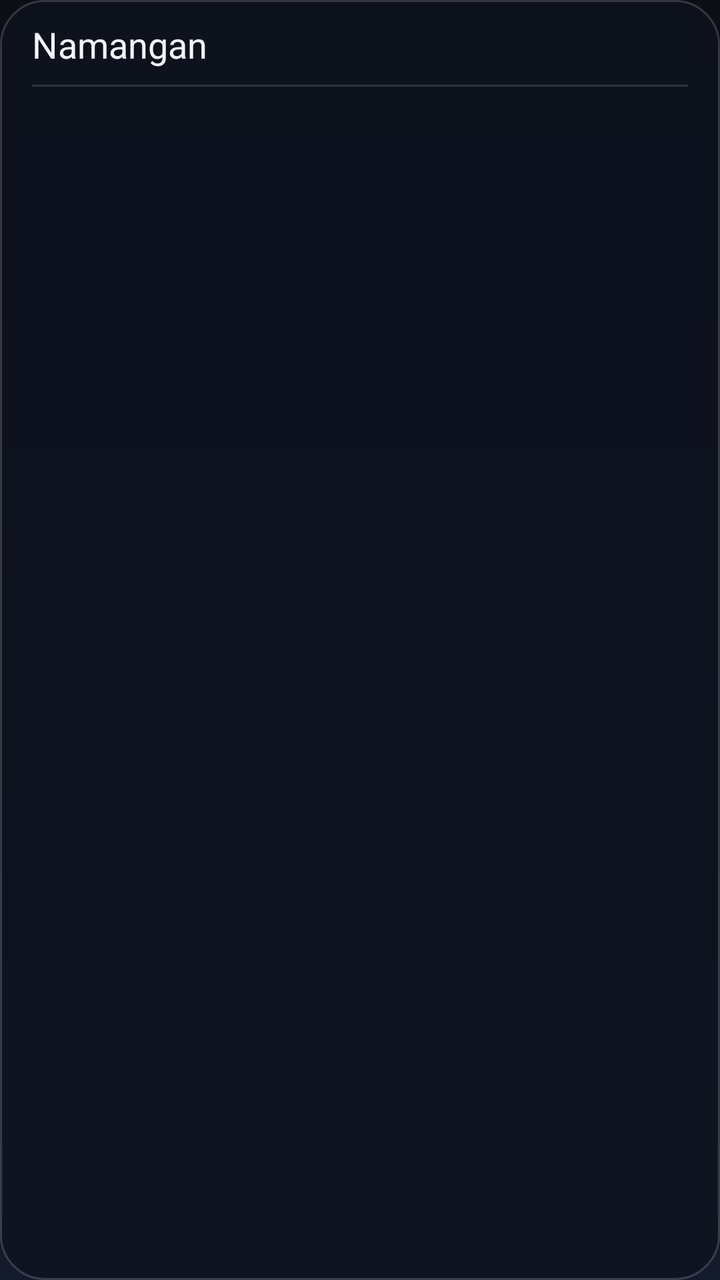
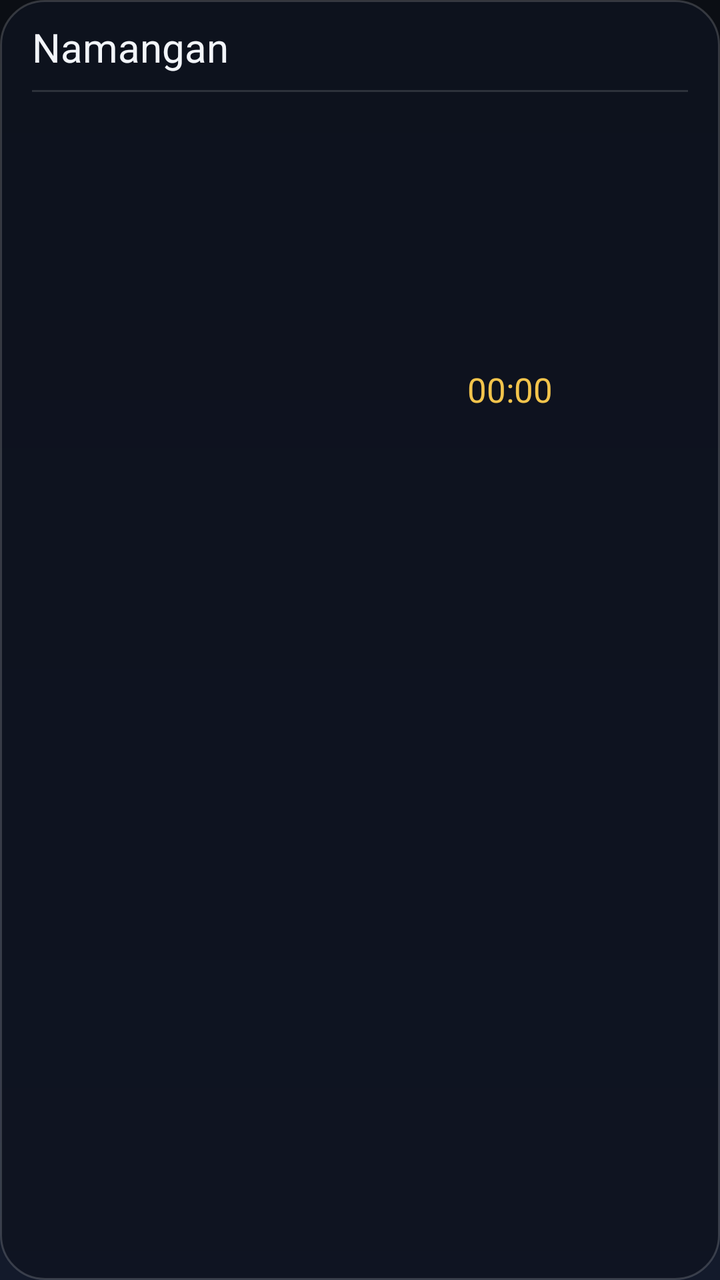

Before-and-after screenshots of an Android layout around one commit, followed by the original layout XML and the change that was made.
<!-- AndroidManifest.xml: application theme Theme.NamozVaqti -->
<!-- res/layout/widget_prayer.xml -->
<?xml version="1.0" encoding="utf-8"?>
<LinearLayout xmlns:android="http://schemas.android.com/apk/res/android"
    android:id="@+id/widget_root"
    android:layout_width="match_parent"
    android:layout_height="match_parent"
    android:background="@drawable/widget_bg"
    android:orientation="vertical"
    android:paddingLeft="16dp"
    android:paddingRight="16dp"
    android:paddingTop="10dp"
    android:paddingBottom="10dp">

    
    <LinearLayout
        android:layout_width="match_parent"
        android:layout_height="wrap_content"
        android:gravity="center_vertical"
        android:orientation="horizontal">

        <TextView
            android:layout_width="0dp"
            android:layout_height="wrap_content"
            android:layout_weight="1"
            android:text="@string/city"
            android:textColor="@color/text_primary"
            android:textSize="18sp" />

        <TextView
            android:id="@+id/tvWDate"
            android:layout_width="wrap_content"
            android:layout_height="wrap_content"
            android:textColor="@color/text_secondary"
            android:textSize="12sp" />
    </LinearLayout>

    
    <ImageView
        android:layout_width="match_parent"
        android:layout_height="1dp"
        android:layout_marginTop="8dp"
        android:layout_marginBottom="4dp"
        android:background="#22FFFFFF"
        android:importantForAccessibility="no" />

    
    <LinearLayout android:id="@+id/row0" android:layout_width="match_parent" android:layout_height="wrap_content" android:gravity="center_vertical" android:orientation="horizontal" android:paddingLeft="8dp" android:paddingRight="8dp" android:paddingTop="4dp" android:paddingBottom="4dp">
        <ImageView android:id="@+id/ic0" android:layout_width="22dp" android:layout_height="22dp" android:layout_marginEnd="12dp" android:importantForAccessibility="no" />
        <TextView android:id="@+id/nm0" android:layout_width="0dp" android:layout_height="wrap_content" android:layout_weight="1" android:textColor="@color/text_primary" android:textSize="23sp" />
        <TextView android:id="@+id/tm0" android:layout_width="wrap_content" android:layout_height="wrap_content" android:textColor="@color/text_primary" android:textSize="23sp" />
    </LinearLayout>

    <LinearLayout android:id="@+id/row1" android:layout_width="match_parent" android:layout_height="wrap_content" android:gravity="center_vertical" android:orientation="horizontal" android:paddingLeft="8dp" android:paddingRight="8dp" android:paddingTop="4dp" android:paddingBottom="4dp">
        <ImageView android:id="@+id/ic1" android:layout_width="22dp" android:layout_height="22dp" android:layout_marginEnd="12dp" android:importantForAccessibility="no" />
        <TextView android:id="@+id/nm1" android:layout_width="0dp" android:layout_height="wrap_content" android:layout_weight="1" android:textColor="@color/text_primary" android:textSize="23sp" />
        <TextView android:id="@+id/tm1" android:layout_width="wrap_content" android:layout_height="wrap_content" android:textColor="@color/text_primary" android:textSize="23sp" />
    </LinearLayout>

    <LinearLayout android:id="@+id/row2" android:layout_width="match_parent" android:layout_height="wrap_content" android:gravity="center_vertical" android:orientation="horizontal" android:paddingLeft="8dp" android:paddingRight="8dp" android:paddingTop="4dp" android:paddingBottom="4dp">
        <ImageView android:id="@+id/ic2" android:layout_width="22dp" android:layout_height="22dp" android:layout_marginEnd="12dp" android:importantForAccessibility="no" />
        <TextView android:id="@+id/nm2" android:layout_width="0dp" android:layout_height="wrap_content" android:layout_weight="1" android:textColor="@color/text_primary" android:textSize="23sp" />
        <TextView android:id="@+id/tm2" android:layout_width="wrap_content" android:layout_height="wrap_content" android:textColor="@color/text_primary" android:textSize="23sp" />
    </LinearLayout>

    <LinearLayout android:id="@+id/row3" android:layout_width="match_parent" android:layout_height="wrap_content" android:gravity="center_vertical" android:orientation="horizontal" android:paddingLeft="8dp" android:paddingRight="8dp" android:paddingTop="4dp" android:paddingBottom="4dp">
        <ImageView android:id="@+id/ic3" android:layout_width="22dp" android:layout_height="22dp" android:layout_marginEnd="12dp" android:importantForAccessibility="no" />
        <TextView android:id="@+id/nm3" android:layout_width="0dp" android:layout_height="wrap_content" android:layout_weight="1" android:textColor="@color/text_primary" android:textSize="23sp" />
        <TextView android:id="@+id/tm3" android:layout_width="wrap_content" android:layout_height="wrap_content" android:textColor="@color/text_primary" android:textSize="23sp" />
    </LinearLayout>

    <LinearLayout android:id="@+id/row4" android:layout_width="match_parent" android:layout_height="wrap_content" android:gravity="center_vertical" android:orientation="horizontal" android:paddingLeft="8dp" android:paddingRight="8dp" android:paddingTop="4dp" android:paddingBottom="4dp">
        <ImageView android:id="@+id/ic4" android:layout_width="22dp" android:layout_height="22dp" android:layout_marginEnd="12dp" android:importantForAccessibility="no" />
        <TextView android:id="@+id/nm4" android:layout_width="0dp" android:layout_height="wrap_content" android:layout_weight="1" android:textColor="@color/text_primary" android:textSize="23sp" />
        <TextView android:id="@+id/tm4" android:layout_width="wrap_content" android:layout_height="wrap_content" android:textColor="@color/text_primary" android:textSize="23sp" />
    </LinearLayout>

    <LinearLayout android:id="@+id/row5" android:layout_width="match_parent" android:layout_height="wrap_content" android:gravity="center_vertical" android:orientation="horizontal" android:paddingLeft="8dp" android:paddingRight="8dp" android:paddingTop="4dp" android:paddingBottom="4dp">
        <ImageView android:id="@+id/ic5" android:layout_width="22dp" android:layout_height="22dp" android:layout_marginEnd="12dp" android:importantForAccessibility="no" />
        <TextView android:id="@+id/nm5" android:layout_width="0dp" android:layout_height="wrap_content" android:layout_weight="1" android:textColor="@color/text_primary" android:textSize="23sp" />
        <TextView android:id="@+id/tm5" android:layout_width="wrap_content" android:layout_height="wrap_content" android:textColor="@color/text_primary" android:textSize="23sp" />
    </LinearLayout>
</LinearLayout>
<!-- resources referenced by this layout -->
<resources>
  <color name="text_primary">#FFF2F5FA</color>
  <color name="text_secondary">#FF8A93A6</color>
  <!-- drawable widget_bg (drawable) -->
  <?xml version="1.0" encoding="utf-8"?>
  <shape xmlns:android="http://schemas.android.com/apk/res/android"
      android:shape="rectangle">
      <solid android:color="#CC0E1320" />
      <corners android:radius="22dp" />
      <stroke android:width="1dp" android:color="#2BFFFFFF" />
  </shape>
  <string name="city">Namangan</string>
  <style name="Theme.NamozVaqti" parent="Theme.AppCompat.NoActionBar">
          <item name="android:windowBackground">@drawable/bg_gradient</item>
          <item name="android:statusBarColor">@color/bg_top</item>
          <item name="android:navigationBarColor">@color/bg_bottom</item>
          <item name="colorPrimary">@color/accent</item>
          <item name="colorAccent">@color/accent</item>
          <item name="android:textColorPrimary">@color/text_primary</item>
          <item name="android:textColorSecondary">@color/text_secondary</item>
      </style>
  <!-- drawable bg_gradient (drawable) -->
  <?xml version="1.0" encoding="utf-8"?>
  <shape xmlns:android="http://schemas.android.com/apk/res/android"
      android:shape="rectangle">
      <gradient
          android:angle="270"
          android:startColor="@color/bg_top"
          android:centerColor="@color/bg_mid"
          android:endColor="@color/bg_bottom"
          android:type="linear" />
  </shape>
  <color name="bg_top">#FF0B0E14</color>
  <color name="bg_bottom">#FF131A2B</color>
  <color name="accent">#FFF3C44C</color>
  <color name="bg_mid">#FF0E1320</color>
</resources>

<!-- the commit's change to res/layout/widget_prayer.xml (unified diff, before → after) -->
@@ -23,14 +23,14 @@
             android:layout_weight="1"
             android:text="@string/city"
             android:textColor="@color/text_primary"
-            android:textSize="18sp" />
+            android:textSize="20sp" />
 
         <TextView
             android:id="@+id/tvWDate"
             android:layout_width="wrap_content"
             android:layout_height="wrap_content"
             android:textColor="@color/text_secondary"
-            android:textSize="12sp" />
+            android:textSize="13sp" />
     </LinearLayout>
 
     
@@ -38,44 +38,104 @@
         android:layout_width="match_parent"
         android:layout_height="1dp"
         android:layout_marginTop="8dp"
-        android:layout_marginBottom="4dp"
+        android:layout_marginBottom="8dp"
         android:background="#22FFFFFF"
         android:importantForAccessibility="no" />
 
     
-    <LinearLayout android:id="@+id/row0" android:layout_width="match_parent" android:layout_height="wrap_content" android:gravity="center_vertical" android:orientation="horizontal" android:paddingLeft="8dp" android:paddingRight="8dp" android:paddingTop="4dp" android:paddingBottom="4dp">
-        <ImageView android:id="@+id/ic0" android:layout_width="22dp" android:layout_height="22dp" android:layout_marginEnd="12dp" android:importantForAccessibility="no" />
-        <TextView android:id="@+id/nm0" android:layout_width="0dp" android:layout_height="wrap_content" android:layout_weight="1" android:textColor="@color/text_primary" android:textSize="23sp" />
-        <TextView android:id="@+id/tm0" android:layout_width="wrap_content" android:layout_height="wrap_content" android:textColor="@color/text_primary" android:textSize="23sp" />
-    </LinearLayout>
+    <LinearLayout
+        android:layout_width="match_parent"
+        android:layout_height="wrap_content"
+        android:baselineAligned="false"
+        android:gravity="center_vertical"
+        android:orientation="horizontal">
 
-    <LinearLayout android:id="@+id/row1" android:layout_width="match_parent" android:layout_height="wrap_content" android:gravity="center_vertical" android:orientation="horizontal" android:paddingLeft="8dp" android:paddingRight="8dp" android:paddingTop="4dp" android:paddingBottom="4dp">
-        <ImageView android:id="@+id/ic1" android:layout_width="22dp" android:layout_height="22dp" android:layout_marginEnd="12dp" android:importantForAccessibility="no" />
-        <TextView android:id="@+id/nm1" android:layout_width="0dp" android:layout_height="wrap_content" android:layout_weight="1" android:textColor="@color/text_primary" android:textSize="23sp" />
-        <TextView android:id="@+id/tm1" android:layout_width="wrap_content" android:layout_height="wrap_content" android:textColor="@color/text_primary" android:textSize="23sp" />
-    </LinearLayout>
+        
+        <LinearLayout
+            android:layout_width="wrap_content"
+            android:layout_height="wrap_content"
+            android:orientation="vertical">
 
-    <LinearLayout android:id="@+id/row2" android:layout_width="match_parent" android:layout_height="wrap_content" android:gravity="center_vertical" android:orientation="horizontal" android:paddingLeft="8dp" android:paddingRight="8dp" android:paddingTop="4dp" android:paddingBottom="4dp">
-        <ImageView android:id="@+id/ic2" android:layout_width="22dp" android:layout_height="22dp" android:layout_marginEnd="12dp" android:importantForAccessibility="no" />
-        <TextView android:id="@+id/nm2" android:layout_width="0dp" android:layout_height="wrap_content" android:layout_weight="1" android:textColor="@color/text_primary" android:textSize="23sp" />
-        <TextView android:id="@+id/tm2" android:layout_width="wrap_content" android:layout_height="wrap_content" android:textColor="@color/text_primary" android:textSize="23sp" />
-    </LinearLayout>
+            <LinearLayout android:id="@+id/row0" android:layout_width="wrap_content" android:layout_height="wrap_content" android:gravity="center_vertical" android:orientation="horizontal" android:paddingLeft="6dp" android:paddingRight="8dp" android:paddingTop="3dp" android:paddingBottom="3dp">
+                <ImageView android:id="@+id/ic0" android:layout_width="24dp" android:layout_height="24dp" android:layout_marginEnd="8dp" android:importantForAccessibility="no" />
+                <TextView android:id="@+id/nm0" android:layout_width="96dp" android:layout_height="wrap_content" android:textColor="@color/text_secondary" android:textSize="22sp" />
+                <TextView android:id="@+id/tm0" android:layout_width="wrap_content" android:layout_height="wrap_content" android:textColor="@color/text_primary" android:textSize="22sp" />
+            </LinearLayout>
 
-    <LinearLayout android:id="@+id/row3" android:layout_width="match_parent" android:layout_height="wrap_content" android:gravity="center_vertical" android:orientation="horizontal" android:paddingLeft="8dp" android:paddingRight="8dp" android:paddingTop="4dp" android:paddingBottom="4dp">
-        <ImageView android:id="@+id/ic3" android:layout_width="22dp" android:layout_height="22dp" android:layout_marginEnd="12dp" android:importantForAccessibility="no" />
-        <TextView android:id="@+id/nm3" android:layout_width="0dp" android:layout_height="wrap_content" android:layout_weight="1" android:textColor="@color/text_primary" android:textSize="23sp" />
-        <TextView android:id="@+id/tm3" android:layout_width="wrap_content" android:layout_height="wrap_content" android:textColor="@color/text_primary" android:textSize="23sp" />
-    </LinearLayout>
+            <LinearLayout android:id="@+id/row1" android:layout_width="wrap_content" android:layout_height="wrap_content" android:gravity="center_vertical" android:orientation="horizontal" android:paddingLeft="6dp" android:paddingRight="8dp" android:paddingTop="3dp" android:paddingBottom="3dp">
+                <ImageView android:id="@+id/ic1" android:layout_width="24dp" android:layout_height="24dp" android:layout_marginEnd="8dp" android:importantForAccessibility="no" />
+                <TextView android:id="@+id/nm1" android:layout_width="96dp" android:layout_height="wrap_content" android:textColor="@color/text_secondary" android:textSize="22sp" />
+                <TextView android:id="@+id/tm1" android:layout_width="wrap_content" android:layout_height="wrap_content" android:textColor="@color/text_primary" android:textSize="22sp" />
+            </LinearLayout>
 
-    <LinearLayout android:id="@+id/row4" android:layout_width="match_parent" android:layout_height="wrap_content" android:gravity="center_vertical" android:orientation="horizontal" android:paddingLeft="8dp" android:paddingRight="8dp" android:paddingTop="4dp" android:paddingBottom="4dp">
-        <ImageView android:id="@+id/ic4" android:layout_width="22dp" android:layout_height="22dp" android:layout_marginEnd="12dp" android:importantForAccessibility="no" />
-        <TextView android:id="@+id/nm4" android:layout_width="0dp" android:layout_height="wrap_content" android:layout_weight="1" android:textColor="@color/text_primary" android:textSize="23sp" />
-        <TextView android:id="@+id/tm4" android:layout_width="wrap_content" android:layout_height="wrap_content" android:textColor="@color/text_primary" android:textSize="23sp" />
-    </LinearLayout>
+            <LinearLayout android:id="@+id/row2" android:layout_width="wrap_content" android:layout_height="wrap_content" android:gravity="center_vertical" android:orientation="horizontal" android:paddingLeft="6dp" android:paddingRight="8dp" android:paddingTop="3dp" android:paddingBottom="3dp">
+                <ImageView android:id="@+id/ic2" android:layout_width="24dp" android:layout_height="24dp" android:layout_marginEnd="8dp" android:importantForAccessibility="no" />
+                <TextView android:id="@+id/nm2" android:layout_width="96dp" android:layout_height="wrap_content" android:textColor="@color/text_secondary" android:textSize="22sp" />
+                <TextView android:id="@+id/tm2" android:layout_width="wrap_content" android:layout_height="wrap_content" android:textColor="@color/text_primary" android:textSize="22sp" />
+            </LinearLayout>
 
-    <LinearLayout android:id="@+id/row5" android:layout_width="match_parent" android:layout_height="wrap_content" android:gravity="center_vertical" android:orientation="horizontal" android:paddingLeft="8dp" android:paddingRight="8dp" android:paddingTop="4dp" android:paddingBottom="4dp">
-        <ImageView android:id="@+id/ic5" android:layout_width="22dp" android:layout_height="22dp" android:layout_marginEnd="12dp" android:importantForAccessibility="no" />
-        <TextView android:id="@+id/nm5" android:layout_width="0dp" android:layout_height="wrap_content" android:layout_weight="1" android:textColor="@color/text_primary" android:textSize="23sp" />
-        <TextView android:id="@+id/tm5" android:layout_width="wrap_content" android:layout_height="wrap_content" android:textColor="@color/text_primary" android:textSize="23sp" />
+            <LinearLayout android:id="@+id/row3" android:layout_width="wrap_content" android:layout_height="wrap_content" android:gravity="center_vertical" android:orientation="horizontal" android:paddingLeft="6dp" android:paddingRight="8dp" android:paddingTop="3dp" android:paddingBottom="3dp">
+                <ImageView android:id="@+id/ic3" android:layout_width="24dp" android:layout_height="24dp" android:layout_marginEnd="8dp" android:importantForAccessibility="no" />
+                <TextView android:id="@+id/nm3" android:layout_width="96dp" android:layout_height="wrap_content" android:textColor="@color/text_secondary" android:textSize="22sp" />
+                <TextView android:id="@+id/tm3" android:layout_width="wrap_content" android:layout_height="wrap_content" android:textColor="@color/text_primary" android:textSize="22sp" />
+            </LinearLayout>
+
+            <LinearLayout android:id="@+id/row4" android:layout_width="wrap_content" android:layout_height="wrap_content" android:gravity="center_vertical" android:orientation="horizontal" android:paddingLeft="6dp" android:paddingRight="8dp" android:paddingTop="3dp" android:paddingBottom="3dp">
+                <ImageView android:id="@+id/ic4" android:layout_width="24dp" android:layout_height="24dp" android:layout_marginEnd="8dp" android:importantForAccessibility="no" />
+                <TextView android:id="@+id/nm4" android:layout_width="96dp" android:layout_height="wrap_content" android:textColor="@color/text_secondary" android:textSize="22sp" />
+                <TextView android:id="@+id/tm4" android:layout_width="wrap_content" android:layout_height="wrap_content" android:textColor="@color/text_primary" android:textSize="22sp" />
+            </LinearLayout>
+
+            <LinearLayout android:id="@+id/row5" android:layout_width="wrap_content" android:layout_height="wrap_content" android:gravity="center_vertical" android:orientation="horizontal" android:paddingLeft="6dp" android:paddingRight="8dp" android:paddingTop="3dp" android:paddingBottom="3dp">
+                <ImageView android:id="@+id/ic5" android:layout_width="24dp" android:layout_height="24dp" android:layout_marginEnd="8dp" android:importantForAccessibility="no" />
+                <TextView android:id="@+id/nm5" android:layout_width="96dp" android:layout_height="wrap_content" android:textColor="@color/text_secondary" android:textSize="22sp" />
+                <TextView android:id="@+id/tm5" android:layout_width="wrap_content" android:layout_height="wrap_content" android:textColor="@color/text_primary" android:textSize="22sp" />
+            </LinearLayout>
+        </LinearLayout>
+
+        
+        <FrameLayout
+            android:layout_width="0dp"
+            android:layout_height="170dp"
+            android:layout_weight="1"
+            android:layout_marginStart="8dp"
+            android:layout_marginLeft="8dp">
+
+            <ImageView
+                android:id="@+id/ring"
+                android:layout_width="match_parent"
+                android:layout_height="match_parent"
+                android:importantForAccessibility="no" />
+
+            <LinearLayout
+                android:layout_width="wrap_content"
+                android:layout_height="wrap_content"
+                android:layout_gravity="center"
+                android:gravity="center_horizontal"
+                android:orientation="vertical">
+
+                <TextView
+                    android:id="@+id/nmNext"
+                    android:layout_width="wrap_content"
+                    android:layout_height="wrap_content"
+                    android:textColor="@color/accent"
+                    android:textSize="18sp" />
+
+                <TextView
+                    android:id="@+id/tmNext"
+                    android:layout_width="wrap_content"
+                    android:layout_height="wrap_content"
+                    android:textColor="@color/text_primary"
+                    android:textSize="34sp"
+                    android:textStyle="bold" />
+
+                <Chronometer
+                    android:id="@+id/chrono"
+                    android:layout_width="wrap_content"
+                    android:layout_height="wrap_content"
+                    android:textColor="@color/accent"
+                    android:textSize="17sp" />
+            </LinearLayout>
+        </FrameLayout>
     </LinearLayout>
 </LinearLayout>
<!-- resource entries referenced after the edit -->
@@ -1,5 +1,6 @@
 <!-- resources referenced by this layout -->
 <resources>
+  <color name="accent">#FFF3C44C</color>
   <color name="text_primary">#FFF2F5FA</color>
   <color name="text_secondary">#FF8A93A6</color>
   <!-- drawable widget_bg (drawable) -->
@@ -33,7 +34,6 @@
   </shape>
   <color name="bg_top">#FF0B0E14</color>
   <color name="bg_bottom">#FF131A2B</color>
-  <color name="accent">#FFF3C44C</color>
   <color name="bg_mid">#FF0E1320</color>
 </resources>
 
